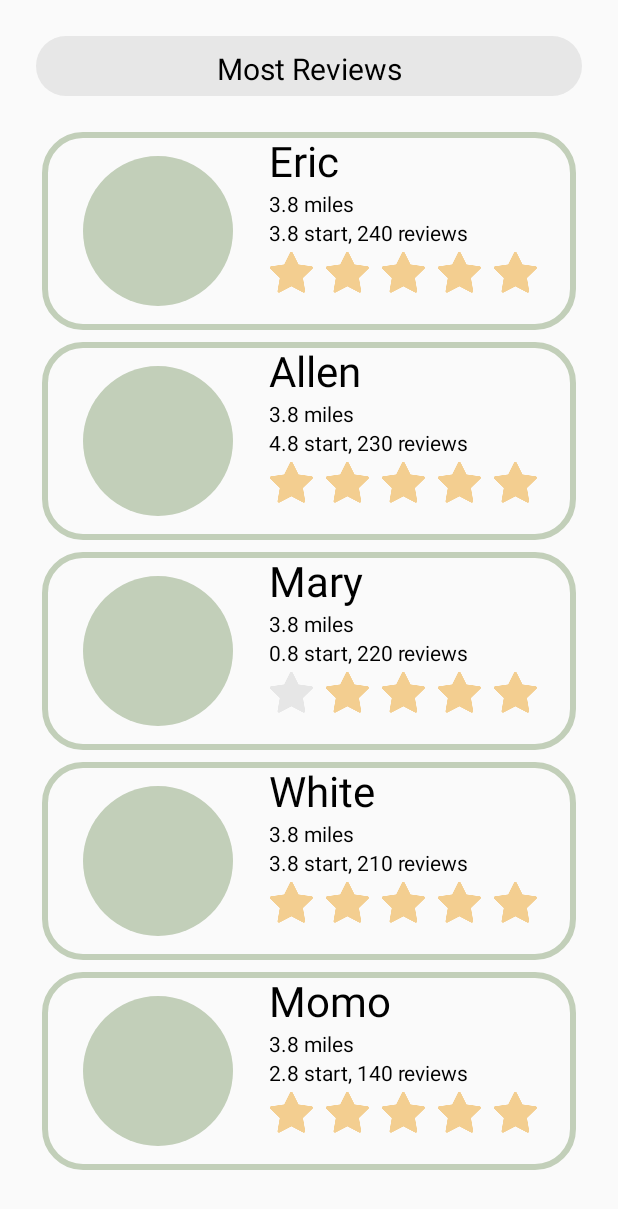
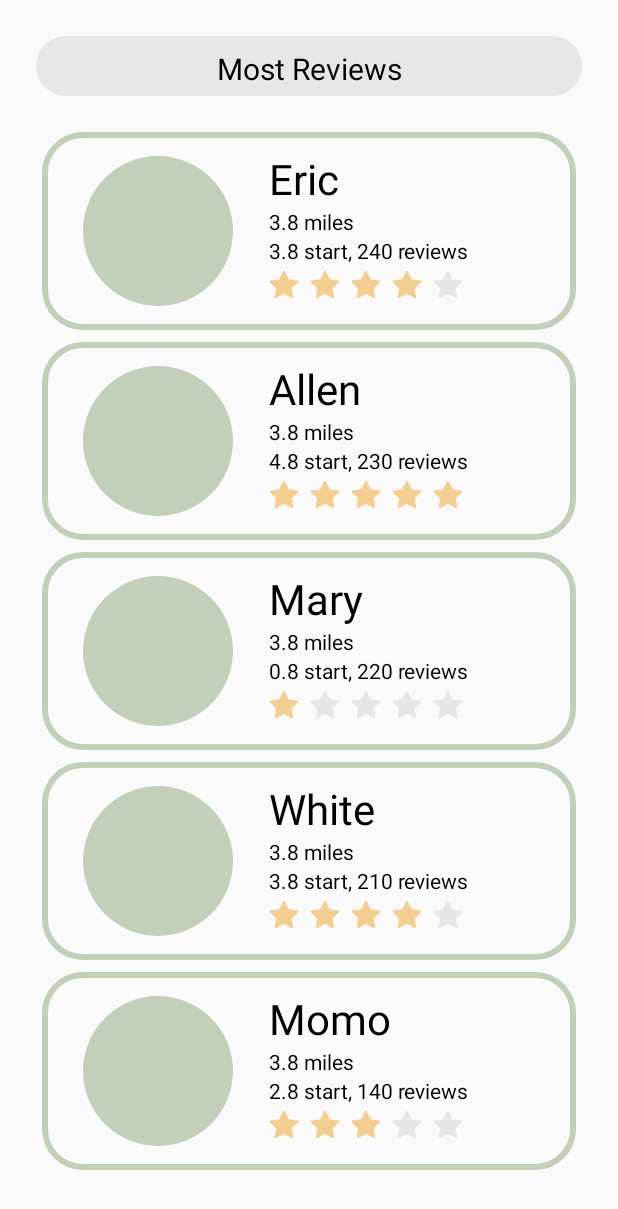
Before and after one commit to cardinalblue/PetPal, an Android app: the screen it shows after launch (MainActivity), after a tap on "Pet Owner", on a phone screen of 412 x 824 dp. Shown: the top 1209 px of the screen. Run offline under Robolectric (Android 15) with nearby library versions, the phone set to English and light mode, and no system bars; our stand-ins replace CircleImageView; Roboto replaces fonts that are not available here.

Commit message:
tune stars

```diff
--- a/app/src/main/java/com/cardianlblue/petpal/SitterAdapter.kt
+++ b/app/src/main/java/com/cardianlblue/petpal/SitterAdapter.kt
@@ -28,10 +28,12 @@ class SitterAdapter : RecyclerView.Adapter<SitterViewHolder>() {
             textDistance.text = "${sitter.distance} miles"
             textStar.text = "${sitter.stars} start, ${sitter.reviews} reviews"
 
-            if (sitter.stars > 1) {
-                imageStart1.setImageResource(R.drawable.star_gold)
-            } else {
-                imageStart1.setImageResource(R.drawable.star_silver)
+            for (s in 0..4) {
+                if (sitter.stars > s) {
+                    imageArray[s].setImageResource(R.drawable.star_gold)
+                } else {
+                    imageArray[s].setImageResource(R.drawable.star_silver)
+                }
             }
         }
     }
@@ -42,6 +44,5 @@ class SitterViewHolder(itemView: View) : RecyclerView.ViewHolder(itemView) {
     val textName = itemView.textName
     val textDistance = itemView.textDistance
     val textStar = itemView.textStar
-    val imageStart1 = itemView.imageStart1
-
+    val imageArray = arrayOf(itemView.imageStart1, itemView.imageStart2, itemView.imageStart3, itemView.imageStart4, itemView.imageStart5)
 }
--- a/app/src/main/res/layout/item_sitter.xml
+++ b/app/src/main/res/layout/item_sitter.xml
@@ -27,6 +27,7 @@
             android:textColor="#000000"
             app:layout_constraintStart_toEndOf="@id/imageAvatar"
             app:layout_constraintTop_toTopOf="parent"
+            android:layout_marginTop="12dp"
             android:id="@+id/textName"
             android:layout_width="wrap_content"
             android:layout_height="wrap_content"/>
@@ -42,7 +43,7 @@
             android:layout_height="wrap_content"/>
 
     <TextView
-            android:text="3.8 starts, 240 reviews"
+            android:text="3.8 stars, 240 reviews"
             android:layout_marginStart="24dp"
             android:textColor="#000000"
             app:layout_constraintStart_toEndOf="@id/imageAvatar"
@@ -58,8 +59,8 @@
             app:layout_constraintTop_toBottomOf="@id/textStar"
             android:src="@drawable/star_gold"
             android:layout_marginTop="3dp"
-            android:layout_width="wrap_content"
-            android:layout_height="wrap_content"/>
+            android:layout_width="20dp"
+            android:layout_height="20dp"/>
 
     <ImageView
             android:id="@+id/imageStart2"
@@ -68,8 +69,8 @@
             app:layout_constraintTop_toBottomOf="@id/textStar"
             android:src="@drawable/star_gold"
             android:layout_marginTop="3dp"
-            android:layout_width="wrap_content"
-            android:layout_height="wrap_content"/>
+            android:layout_width="20dp"
+            android:layout_height="20dp"/>
 
     <ImageView
             android:id="@+id/imageStart3"
@@ -78,8 +79,8 @@
             app:layout_constraintTop_toBottomOf="@id/textStar"
             android:src="@drawable/star_gold"
             android:layout_marginTop="3dp"
-            android:layout_width="wrap_content"
-            android:layout_height="wrap_content"/>
+            android:layout_width="20dp"
+            android:layout_height="20dp"/>
 
     <ImageView
             android:id="@+id/imageStart4"
@@ -88,8 +89,8 @@
             app:layout_constraintTop_toBottomOf="@id/textStar"
             android:src="@drawable/star_gold"
             android:layout_marginTop="3dp"
-            android:layout_width="wrap_content"
-            android:layout_height="wrap_content"/>
+            android:layout_width="20dp"
+            android:layout_height="20dp"/>
 
     <ImageView
             android:id="@+id/imageStart5"
@@ -98,7 +99,7 @@
             app:layout_constraintTop_toBottomOf="@id/textStar"
             android:src="@drawable/star_gold"
             android:layout_marginTop="3dp"
-            android:layout_width="wrap_content"
-            android:layout_height="wrap_content"/>
+            android:layout_width="20dp"
+            android:layout_height="20dp"/>
 
 </android.support.constraint.ConstraintLayout>
```
